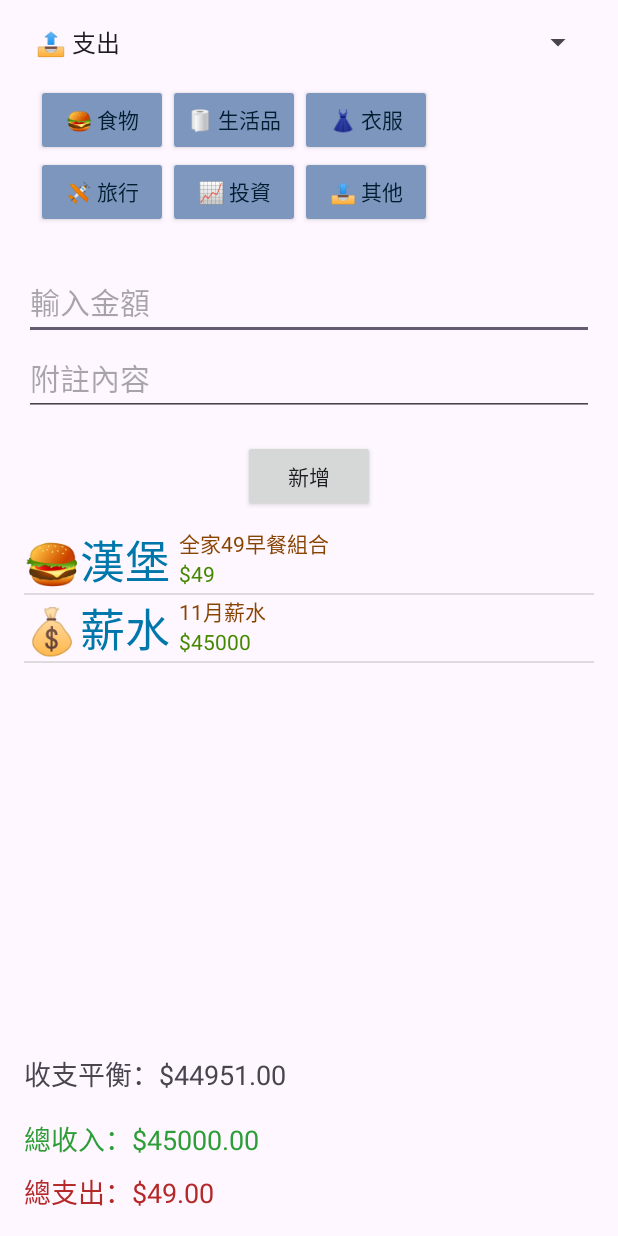
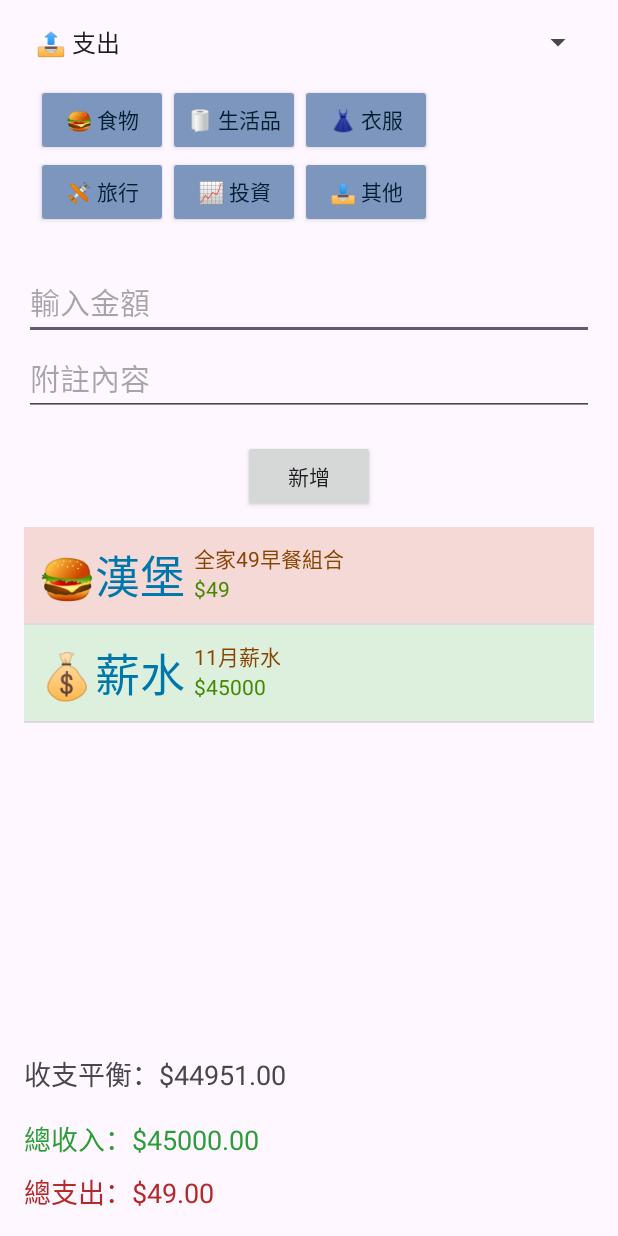
Before and after one commit to Joanne0119/MyFinanceApp, an Android app: the screen it shows after launch (MainActivity), on a phone screen of 412 x 824 dp. Run offline under Robolectric (Android 15) with nearby library versions, the phone set to English and light mode, and no system bars.

Commit message:
adjust layout

```diff
--- a/app/src/main/java/com/example/myfinanceapp/MainActivity.java
+++ b/app/src/main/java/com/example/myfinanceapp/MainActivity.java
@@ -5,6 +5,7 @@ import android.content.ContentValues;
 import android.content.Context;
 import android.database.Cursor;
 import android.database.sqlite.SQLiteDatabase;
+import android.graphics.Color;
 import android.os.Bundle;
 import android.text.Editable;
 import android.text.TextWatcher;
@@ -90,7 +91,7 @@ public class MainActivity extends Activity implements AdapterView.OnItemClickLis
         };
 
         // 刪除舊資料庫（僅用於開發測試時）
-        this.deleteDatabase(DB_NAME);
+//        this.deleteDatabase(DB_NAME);
 
         // 開啟資料庫
         db = openOrCreateDatabase(DB_NAME, Context.MODE_PRIVATE, null);
@@ -159,6 +160,23 @@ public class MainActivity extends Activity implements AdapterView.OnItemClickLis
                 new int[]{R.id.category, R.id.info, R.id.amount},
                 0
         );
+
+        adapter.setViewBinder((view, cursor, columnIndex) -> {
+            // 檢查是否是我們想設定背景顏色的欄位
+            if (view.getId() == R.id.category || view.getId() == R.id.info || view.getId() == R.id.amount) {
+                String category = cursor.getString(cursor.getColumnIndexOrThrow("category"));
+
+                // 根據類別設置背景顏色
+                View parent = (View) view.getParent();
+                if (category.contains("收入") || category.contains("薪水")) {
+                    parent.setBackgroundColor(Color.rgb(221, 240, 222)); // 收入顯示綠色
+                } else {
+                    parent.setBackgroundColor(Color.rgb(245, 217, 215)); // 支出顯示紅色
+                }
+                return false; // 繼續執行其他綁定操作
+            }
+            return false;
+        });
 
         lv = findViewById(R.id.lv);
         lv.setAdapter(adapter);
@@ -254,6 +272,8 @@ public class MainActivity extends Activity implements AdapterView.OnItemClickLis
         txvTotalIncome.setText(String.format("總收入：$%.2f", totalIncome));
         txvTotalExpense.setText(String.format("總支出：$%.2f", totalExpense));
         txvTotalBalance.setText(String.format("收支平衡：$%.2f", totalBalance));
+        edtInfo.setText("");
+        edtAmount.setText("");
     }
 
     private void addData(String selectedCategory, String info, String amount) {
--- a/app/src/main/res/layout/item.xml
+++ b/app/src/main/res/layout/item.xml
@@ -2,8 +2,9 @@
 <LinearLayout xmlns:android="http://schemas.android.com/apk/res/android"
     android:layout_width="match_parent"
     android:layout_height="match_parent"
-    android:layout_margin="5dp"
-    android:orientation="horizontal" >
+    android:padding="10dp"
+    android:layout_marginVertical="3dp"
+    android:orientation="horizontal">
 
     <TextView
         android:id="@+id/category"
```
Also changed, not shown: app/src/main/ic_launcher-playstore.png (added), app/src/main/res/mipmap-hdpi/ic_launcher_foreground.webp (added), app/src/main/res/mipmap-mdpi/ic_launcher_foreground.webp (added), app/src/main/res/mipmap-xhdpi/ic_launcher_foreground.webp (added), app/src/main/res/mipmap-xxhdpi/ic_launcher_foreground.webp (added), app/src/main/res/mipmap-xxxhdpi/ic_launcher_foreground.webp (added).
